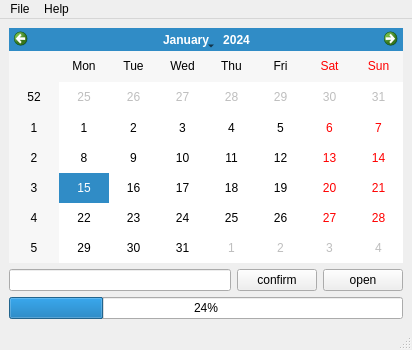
This is sky/ui/main.ui in xuejiekun/wea-catch as Qt 5 draws it before an edit. The edited form follows.
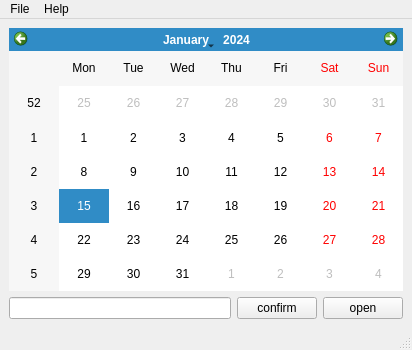
This is the edited form. Icons and pictures are not drawn.

```diff
--- a/sky/ui/main.ui
+++ b/sky/ui/main.ui
@@ -62,13 +62,6 @@
       </item>
      </layout>
     </item>
-    <item row="1" column="0">
-     <widget class="QProgressBar" name="progressBar">
-      <property name="value">
-       <number>24</number>
-      </property>
-     </widget>
-    </item>
    </layout>
   </widget>
   <widget class="QMenuBar" name="menubar">
```
